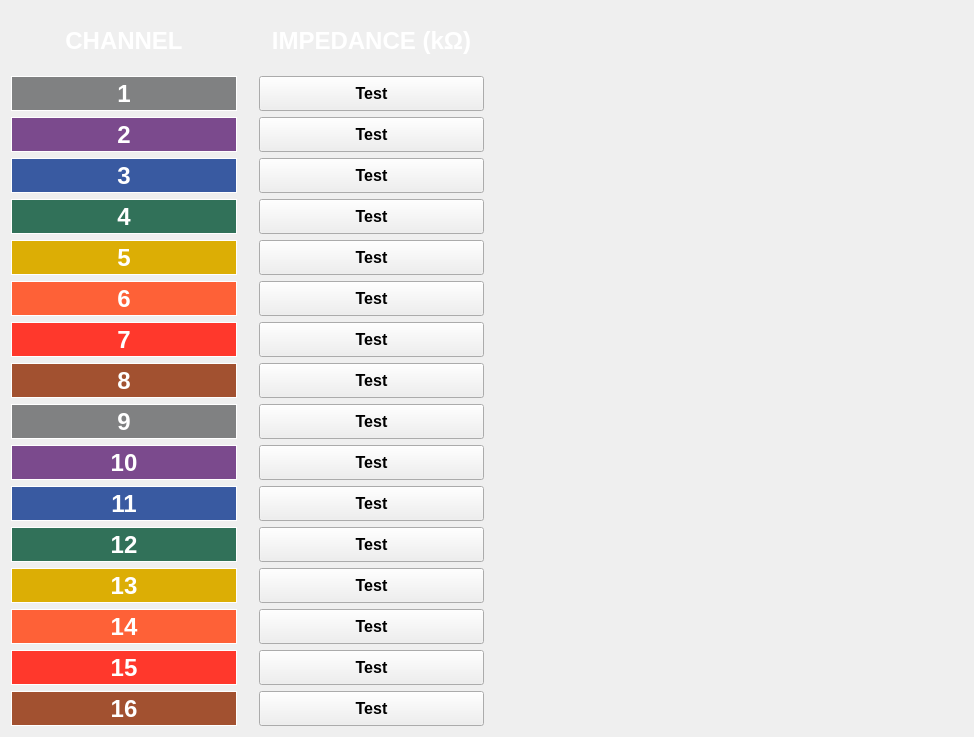
Qt form GUI/impedanceGUI.ui (EmilioGarzia/EEG_ECG-Reader-ULTRACORTEX-MarkIV) before a commit.
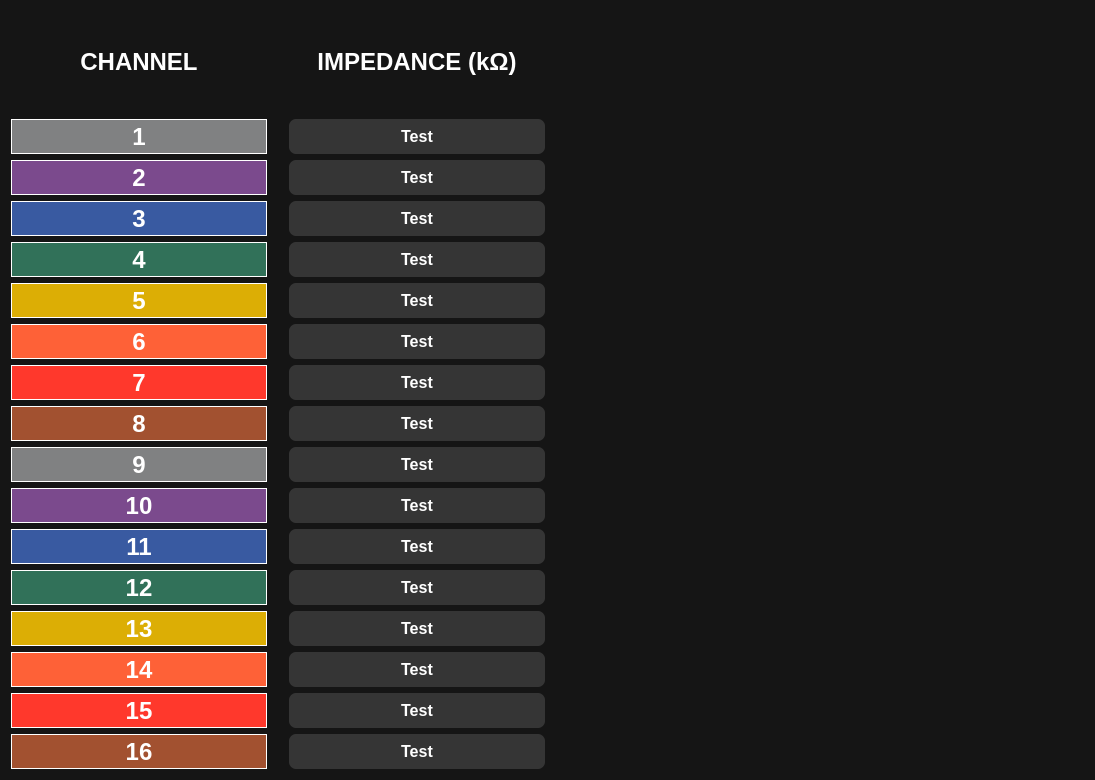
The same form after that commit. Icons and pictures are not drawn.

```diff
--- a/GUI/impedanceGUI.ui
+++ b/GUI/impedanceGUI.ui
@@ -6,13 +6,36 @@
    <rect>
     <x>0</x>
     <y>0</y>
-    <width>974</width>
-    <height>737</height>
+    <width>1095</width>
+    <height>780</height>
    </rect>
   </property>
   <property name="windowTitle">
    <string>Impedance Checker</string>
   </property>
+  <property name="styleSheet">
+   <string notr="true">QWidget{background-color: rgb(21,21,21);}
+QPushButton{
+	background-color: #353535;
+	border-radius: 7px;
+}
+#ch1{color:white;}
+#ch2{color:white;}
+#ch3{color:white;}
+#ch4{color:white;}
+#ch5{color:white;}
+#ch6{color:white;}
+#ch7{color:white;}
+#ch8{color:white;}
+#ch9{color:white;}
+#ch10{color:white;}
+#ch11{color:white;}
+#ch12{color:white;}
+#ch13{color:white;}
+#ch14{color:white;}
+#ch15{color:white;}
+#ch16{color:white;}</string>
+  </property>
   <layout class="QHBoxLayout" name="horizontalLayout">
    <item>
     <layout class="QGridLayout" name="gridLayout">
```
Left out of the diff: 760 changed lines with no effect on the pictures.
